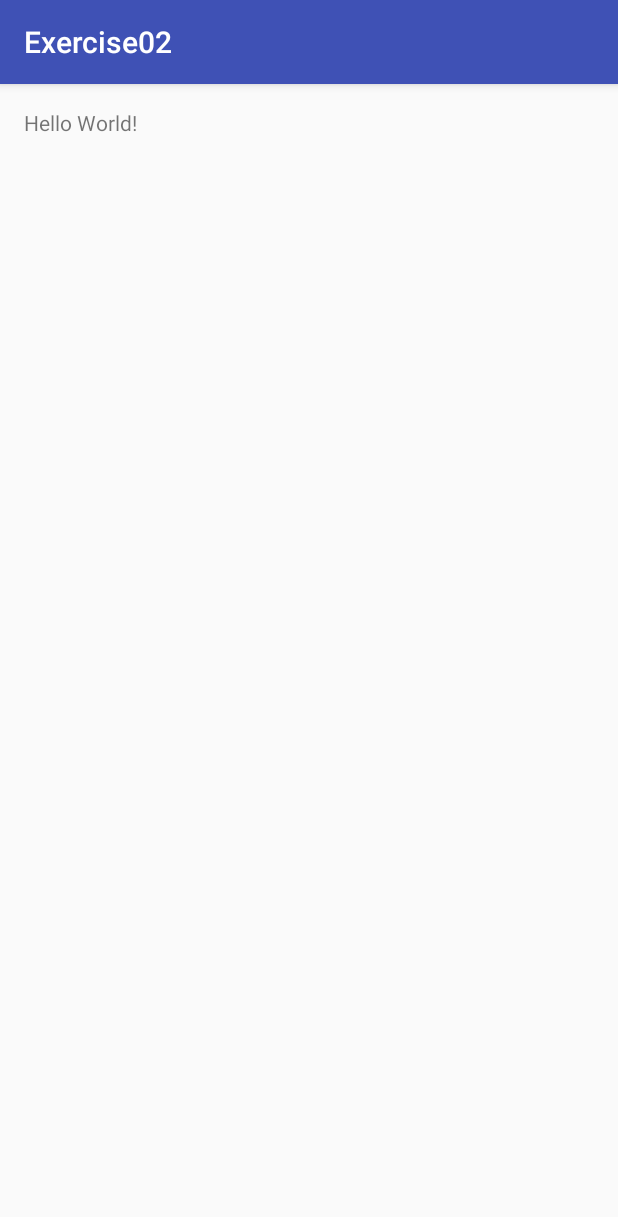
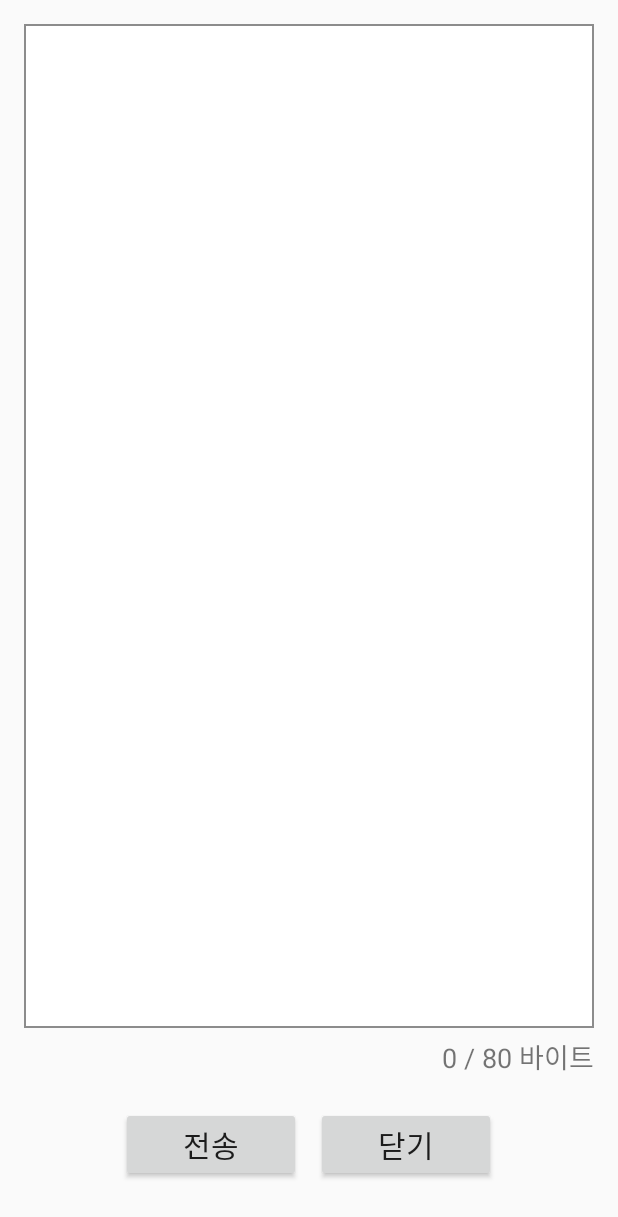
Before and after one commit to ByungJoonChoi/AndroidStudy, an Android app: the screen it shows after launch (MainActivity), on a phone screen of 412 x 824 dp. Shown: the top 1217 px of the screen. Run offline under Robolectric (Android 15) with nearby library versions, the phone set to English and light mode, and no system bars.

Commit message:
Exercise 02 구현 완료

```diff
--- a/Do it Android/Part 2/Exercise02/app/src/main/AndroidManifest.xml
+++ b/Do it Android/Part 2/Exercise02/app/src/main/AndroidManifest.xml
@@ -8,7 +8,10 @@
         android:label="@string/app_name"
         android:supportsRtl="true"
         android:theme="@style/AppTheme">
-        <activity android:name=".MainActivity">
+        <activity
+            android:name=".MainActivity"
+            android:windowSoftInputMode="adjustResize|stateHidden"
+            android:screenOrientation="portrait">
             <intent-filter>
                 <action android:name="android.intent.action.MAIN" />
 
--- a/Do it Android/Part 2/Exercise02/app/src/main/java/io/demianlab/exercise02/MainActivity.java
+++ b/Do it Android/Part 2/Exercise02/app/src/main/java/io/demianlab/exercise02/MainActivity.java
@@ -1,13 +1,83 @@
 package io.demianlab.exercise02;
 
+import android.content.Context;
+import android.os.Bundle;
+import android.support.v7.app.ActionBar;
 import android.support.v7.app.AppCompatActivity;
-import android.os.Bundle;
+import android.text.Editable;
+import android.text.TextWatcher;
+import android.view.View;
+import android.view.inputmethod.InputMethodManager;
+import android.widget.Button;
+import android.widget.EditText;
+import android.widget.TextView;
+import android.widget.Toast;
 
 public class MainActivity extends AppCompatActivity {
+
+    private EditText editText;
+    private TextView count_text;
 
     @Override
     protected void onCreate(Bundle savedInstanceState) {
         super.onCreate(savedInstanceState);
         setContentView(R.layout.activity_main);
+
+        hideActionBar();
+
+        Button send = (Button) findViewById(R.id.send);
+        send.setOnClickListener(new View.OnClickListener() {
+            @Override
+            public void onClick(View view) {
+                String text = editText.getText().toString();
+                if(text.length() == 0){
+                    Toast.makeText(getApplicationContext(), "글자를 입력해주세요.", Toast.LENGTH_SHORT).show();
+                    return;
+                }
+                Toast.makeText(getApplicationContext(), text, Toast.LENGTH_SHORT).show();
+                InputMethodManager imm = (InputMethodManager)getSystemService(Context.INPUT_METHOD_SERVICE);
+                imm.hideSoftInputFromWindow(view.getWindowToken(), 0);
+                editText.clearFocus();
+            }
+        });
+
+        count_text = (TextView) findViewById(R.id.count_text);
+
+        editText = (EditText) findViewById(R.id.editText);
+        editText.addTextChangedListener(new TextWatcher() {
+
+            String before;
+
+            @Override
+            public void beforeTextChanged(CharSequence charSequence, int i, int i1, int i2) {
+                before = charSequence.toString();
+            }
+
+            @Override
+            public void onTextChanged(CharSequence charSequence, int i, int i1, int i2) {
+                String txt = editText.getText().toString();
+                int count = txt.getBytes().length;
+                count_text.setText(count + " / 80 바이트");
+            }
+
+            @Override
+            public void afterTextChanged(Editable editable) {
+                String txt = editText.getText().toString();
+                int count = txt.getBytes().length;
+                if(count > 80) {
+                    editText.setText(before);
+                    editText.setSelection(before.length()-1);
+                }
+
+
+            }
+        });
+    }
+
+    public void hideActionBar(){
+        ActionBar bar = getSupportActionBar();
+        if(bar != null){
+            bar.hide();
+        }
     }
 }
--- /dev/null
+++ b/Do it Android/Part 2/Exercise02/app/src/main/res/drawable/border_edittext.xml
@@ -0,0 +1,6 @@
+<?xml version="1.0" encoding="utf-8"?>
+<shape xmlns:android="http://schemas.android.com/apk/res/android">
+    <solid android:color="#ffffff" />
+    <stroke android:width="1dp" android:color="#FF8c8c8c" />
+    <!--<corners android:radius="5dp"/>-->
+</shape>
--- a/Do it Android/Part 2/Exercise02/app/src/main/res/layout/activity_main.xml
+++ b/Do it Android/Part 2/Exercise02/app/src/main/res/layout/activity_main.xml
@@ -8,10 +8,64 @@
     android:paddingLeft="@dimen/activity_horizontal_margin"
     android:paddingRight="@dimen/activity_horizontal_margin"
     android:paddingTop="@dimen/activity_vertical_margin"
+    android:focusable="true"
+    android:focusableInTouchMode="true"
     tools:context="io.demianlab.exercise02.MainActivity">
 
-    <TextView
+    <EditText
+        android:id="@+id/editText"
+        android:layout_width="match_parent"
+        android:layout_height="match_parent"
+        android:textSize="96dp"
+        android:inputType="text|textMultiLine"
+        android:layout_above="@+id/container_count"
+        android:background="@drawable/border_edittext"
+        android:maxLength="80"
+        android:gravity="top|left"
+        android:padding="10dp"
+        android:layout_marginBottom="5dp" />
+
+    <RelativeLayout
+        android:id="@+id/container_count"
+        android:layout_width="match_parent"
+        android:layout_height="wrap_content"
+        android:layout_above="@+id/container_buttons"
+        android:layout_marginBottom="20dp">
+
+        <TextView
+            android:id="@+id/count_text"
+            android:text="0 / 80 바이트"
+            android:textSize="18sp"
+            android:layout_width="wrap_content"
+            android:layout_height="wrap_content"
+            android:layout_alignParentEnd="true" />
+
+    </RelativeLayout>
+
+    <RelativeLayout
+        android:id="@+id/container_buttons"
         android:layout_width="wrap_content"
         android:layout_height="wrap_content"
-        android:text="Hello World!" />
+        android:layout_centerHorizontal="true"
+        android:layout_alignParentBottom="true"
+        android:layout_marginBottom="20dp">
+
+        <Button
+            android:id="@+id/send"
+            android:text="전송"
+            android:textSize="20sp"
+            android:layout_width="120dp"
+            android:layout_height="wrap_content"/>
+
+        <Button
+            android:id="@+id/close"
+            android:text="닫기"
+            android:textSize="20sp"
+            android:layout_width="120dp"
+            android:layout_height="wrap_content"
+            android:layout_toEndOf="@+id/send"
+            android:layout_marginStart="10dp" />
+
+    </RelativeLayout>
+
 </RelativeLayout>
```
